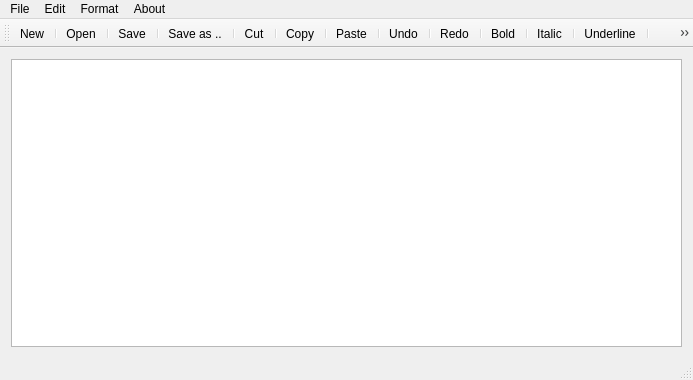
Old version of the form mainwindow.ui in the repository gajeshbhat/Code-Editor.
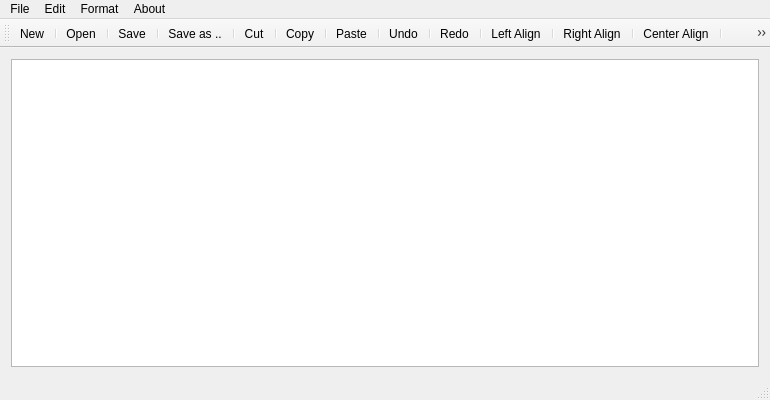
New version of the form. Icons and pictures are not drawn.

Commit message: Added Font Support and Text Colour Support

```diff
--- a/mainwindow.ui
+++ b/mainwindow.ui
@@ -6,8 +6,8 @@
    <rect>
     <x>0</x>
     <y>0</y>
-    <width>693</width>
-    <height>380</height>
+    <width>770</width>
+    <height>400</height>
    </rect>
   </property>
   <property name="windowTitle">
@@ -25,7 +25,7 @@
     <rect>
      <x>0</x>
      <y>0</y>
-     <width>693</width>
+     <width>770</width>
      <height>19</height>
     </rect>
    </property>
@@ -51,10 +51,6 @@
     <addaction name="separator"/>
     <addaction name="actionUndo"/>
     <addaction name="actionRedo"/>
-    <addaction name="actionBold"/>
-    <addaction name="actionItalic"/>
-    <addaction name="actionNormal_Default"/>
-    <addaction name="actionUnderline"/>
     <addaction name="separator"/>
    </widget>
    <widget class="QMenu" name="menuAbout">
@@ -73,6 +69,8 @@
     <addaction name="actionRight_Align"/>
     <addaction name="actionCenter_Align"/>
     <addaction name="separator"/>
+    <addaction name="actionFont_Dialog"/>
+    <addaction name="actionColour_Dialog"/>
    </widget>
    <addaction name="menuFile"/>
    <addaction name="menuEdit"/>
@@ -104,19 +102,15 @@
    <addaction name="separator"/>
    <addaction name="actionRedo"/>
    <addaction name="separator"/>
-   <addaction name="actionBold"/>
-   <addaction name="separator"/>
-   <addaction name="actionItalic"/>
-   <addaction name="separator"/>
-   <addaction name="actionUnderline"/>
-   <addaction name="separator"/>
-   <addaction name="actionNormal_Default"/>
-   <addaction name="separator"/>
    <addaction name="actionLeft_Align"/>
    <addaction name="separator"/>
    <addaction name="actionRight_Align"/>
    <addaction name="separator"/>
    <addaction name="actionCenter_Align"/>
+   <addaction name="separator"/>
+   <addaction name="actionFont_Dialog"/>
+   <addaction name="separator"/>
+   <addaction name="actionColour_Dialog"/>
   </widget>
   <widget class="QStatusBar" name="statusBar"/>
   <action name="actionNew">
@@ -209,33 +203,6 @@
     <string>Redo</string>
    </property>
   </action>
-  <action name="actionBold">
-   <property name="icon">
-    <iconset resource="iconresource.qrc">
-     <normaloff>:/IconResource/icons/bold.png</normaloff>:/IconResource/icons/bold.png</iconset>
-   </property>
-   <property name="text">
-    <string>Bold</string>
-   </property>
-  </action>
-  <action name="actionItalic">
-   <property name="icon">
-    <iconset resource="iconresource.qrc">
-     <normaloff>:/IconResource/icons/italic.png</normaloff>:/IconResource/icons/italic.png</iconset>
-   </property>
-   <property name="text">
-    <string>Italic</string>
-   </property>
-  </action>
-  <action name="actionUnderline">
-   <property name="icon">
-    <iconset resource="iconresource.qrc">
-     <normaloff>:/IconResource/icons/underline.png</normaloff>:/IconResource/icons/underline.png</iconset>
-   </property>
-   <property name="text">
-    <string>Underline</string>
-   </property>
-  </action>
   <action name="actionAbout_QtTxtEdit">
    <property name="icon">
     <iconset resource="iconresource.qrc">
@@ -284,13 +251,28 @@
     <string>Center Align</string>
    </property>
   </action>
-  <action name="actionNormal_Default">
+  <action name="actionFont_Dialog">
    <property name="icon">
     <iconset resource="iconresource.qrc">
-     <normaloff>:/IconResource/icons/normal.png</normaloff>:/IconResource/icons/normal.png</iconset>
+     <normaloff>:/IconResource/icons/changefont.png</normaloff>:/IconResource/icons/changefont.png</iconset>
    </property>
    <property name="text">
-    <string>Normal (Default)</string>
+    <string>Fonts</string>
+   </property>
+   <property name="toolTip">
+    <string>Fonts</string>
+   </property>
+  </action>
+  <action name="actionColour_Dialog">
+   <property name="icon">
+    <iconset resource="iconresource.qrc">
+     <normaloff>:/IconResource/icons/colorwheel.png</normaloff>:/IconResource/icons/colorwheel.png</iconset>
+   </property>
+   <property name="text">
+    <string>Font Colour</string>
+   </property>
+   <property name="toolTip">
+    <string>Font Colour</string>
    </property>
   </action>
  </widget>
```
The commit also changes 8 other files.
